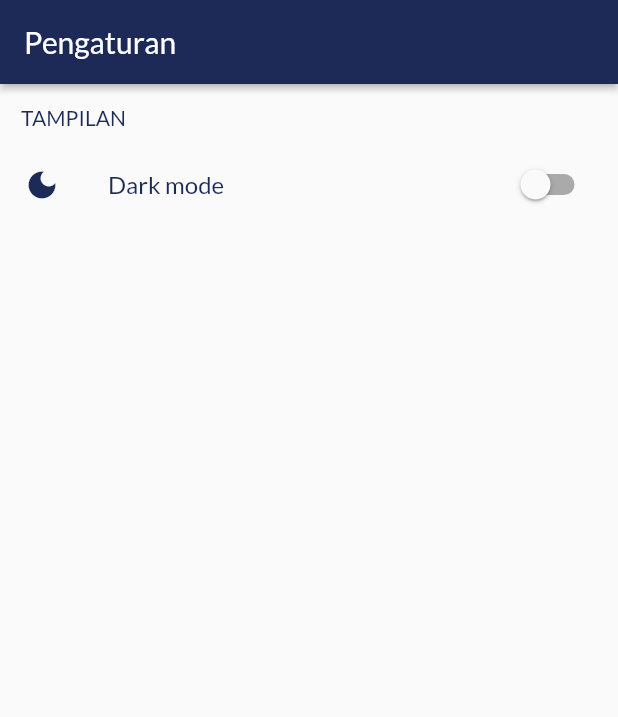
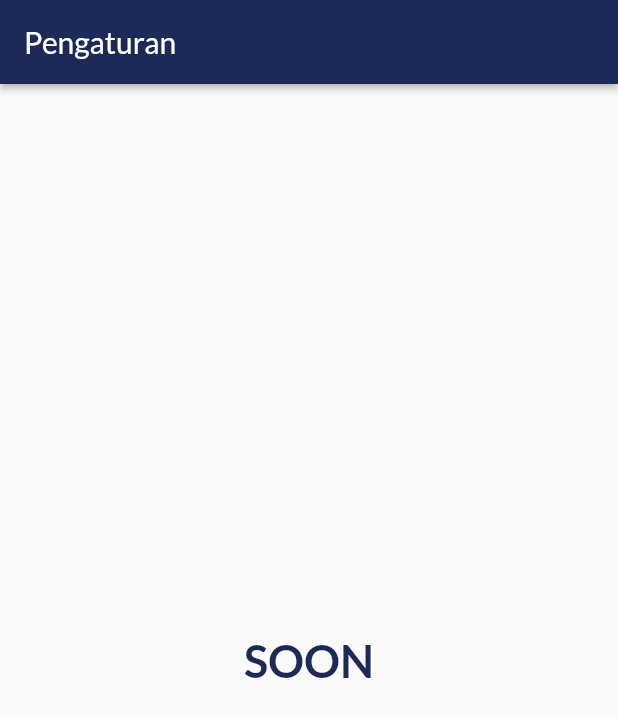
Before and after one commit to novannp/flutter_kbti, a Flutter app: the SettingsScreen screen opened directly, on a phone screen of 412 x 824 dp. Shown: the top 717 px of the screen. Run offline on Flutter 3.47's test engine with Material 2 defaults, Android fonts, the phone set to English and light mode, and no system bars; our stand-ins replace google_fonts, shared_preferences; accounts and stored records are empty; network calls fail.

Commit message:
optimize Dark Mode

```diff
--- a/lib/screens/settings_screen.dart
+++ b/lib/screens/settings_screen.dart
@@ -11,28 +11,11 @@ class SettingsScreen extends StatelessWidget {
   Widget build(BuildContext context) {
     return Scaffold(
       appBar: buildAppBar('Pengaturan'),
-      body: ListView(
-        children: [
-          Padding(
-            padding:
-                const EdgeInsets.only(top: 14, left: 14, right: 14, bottom: 8),
-            child: Text(
-              'TAMPILAN',
-              style:
-                  GoogleFonts.lato(color: isDarkMode ? greyColor : blueColor),
-            ),
-          ),
-          ListTile(
-            leading: Icon(Icons.dark_mode,
-                color: isDarkMode ? Colors.white : blueColor),
-            title: Text(
-              'Dark mode',
-              style: GoogleFonts.lato(
-                  color: isDarkMode ? Colors.white : blueColor),
-            ),
-            trailing: const SwitchDarkMode(),
-          ),
-        ],
+      body: Center(
+        child: Text(
+          'SOON',
+          style: Theme.of(context).textTheme.headline1,
+        ),
       ),
     );
   }
--- a/lib/screens/themes.dart
+++ b/lib/screens/themes.dart
@@ -1,17 +1,24 @@
 import 'package:flutter/material.dart';
 import 'package:google_fonts/google_fonts.dart';
 
+bool isDarkMode = false;
 Color blueColor = const Color(0xff1d2a57);
 Color greyColor = const Color(0xffdadce0);
 Color bgChipColor = const Color(0xfff2f7ff);
 Color blueDarkColor = const Color(0xFF08133A);
 
-bool isDarkMode = false;
-
 ThemeData darkTheme = ThemeData(
     brightness: Brightness.dark,
     appBarTheme: const AppBarTheme(
       backgroundColor: Color(0xff23272a),
+    ),
+    chipTheme: ChipThemeData(
+      backgroundColor: Color.fromARGB(255, 44, 44, 44),
+      labelStyle: GoogleFonts.lato(
+        fontSize: 12,
+        color: Colors.white,
+        fontWeight: FontWeight.bold,
+      ),
     ),
     listTileTheme: ListTileThemeData(iconColor: Colors.white),
     dialogTheme: DialogTheme(
@@ -34,6 +41,11 @@ ThemeData darkTheme = ThemeData(
           fontWeight: FontWeight.w600,
           color: Colors.white60,
         ),
+        headline2: GoogleFonts.lato(
+          fontSize: 26,
+          fontWeight: FontWeight.bold,
+          color: Colors.white,
+        ),
         headline3: GoogleFonts.lato(
           fontSize: 20,
           fontWeight: FontWeight.bold,
@@ -50,14 +62,28 @@ ThemeData darkTheme = ThemeData(
         )));
 
 ThemeData lightTheme = ThemeData(
+  primaryColor: blueColor,
   brightness: Brightness.light,
   appBarTheme: AppBarTheme(backgroundColor: blueColor),
+  chipTheme: ChipThemeData(
+    backgroundColor: bgChipColor,
+    labelStyle: GoogleFonts.lato(
+      fontSize: 12,
+      color: blueColor,
+      fontWeight: FontWeight.bold,
+    ),
+  ),
   iconTheme: IconThemeData(color: blueColor),
   listTileTheme: ListTileThemeData(iconColor: blueColor),
   textTheme: TextTheme(
     headline1: GoogleFonts.lato(
       fontSize: 30,
       fontWeight: FontWeight.w600,
+      color: blueColor,
+    ),
+    headline2: GoogleFonts.lato(
+      fontSize: 26,
+      fontWeight: FontWeight.bold,
       color: blueColor,
     ),
     headline3: GoogleFonts.lato(
--- a/lib/widgets/navigation_drawer.dart
+++ b/lib/widgets/navigation_drawer.dart
@@ -135,12 +135,10 @@ class _NavigationDrawerState extends State<NavigationDrawer> {
                 },
               ),
               ListTile(
-                leading: Icon(Icons.dark_mode,
-                    color: isDarkMode ? Colors.white : blueColor),
+                leading: Icon(Icons.dark_mode),
                 title: Text(
                   'Dark mode',
-                  style: GoogleFonts.lato(
-                      color: isDarkMode ? Colors.white : blueColor),
+                  style: Theme.of(context).textTheme.bodyText1,
                 ),
                 trailing: const SwitchDarkMode(),
               ),
--- a/lib/widgets/switch_dark_mode.dart
+++ b/lib/widgets/switch_dark_mode.dart
@@ -16,14 +16,12 @@ class _SwitchDarkModeState extends State<SwitchDarkMode> {
   Widget build(BuildContext context) {
     final themeProvider = Provider.of<ThemeProvider>(context);
     return Switch(
-        activeColor: isDarkMode ? Colors.white : blueColor,
+        activeColor: Colors.white,
         value: themeProvider.isDarkModeOn,
         onChanged: (value) {
           final provider = Provider.of<ThemeProvider>(context, listen: false);
           provider.toggleTheme(value);
-          setState(() {
-            isDarkMode = value;
-          });
+          setState(() {});
         });
   }
 }
```
Also changed, not shown: lib/screens/about_screen.dart (+4 -16 lines), lib/screens/home_screen.dart (+10 -33 lines), lib/widgets/chip_category.dart (+4 -12 lines).
